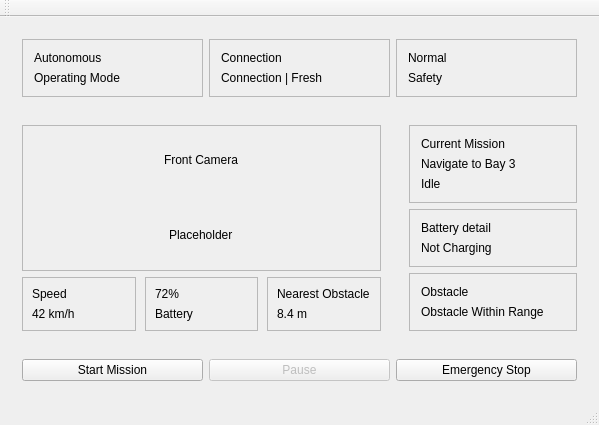
Qt form src/MainWindow.ui (rijacklin/VehicleStatusGUIDemo) before a commit.
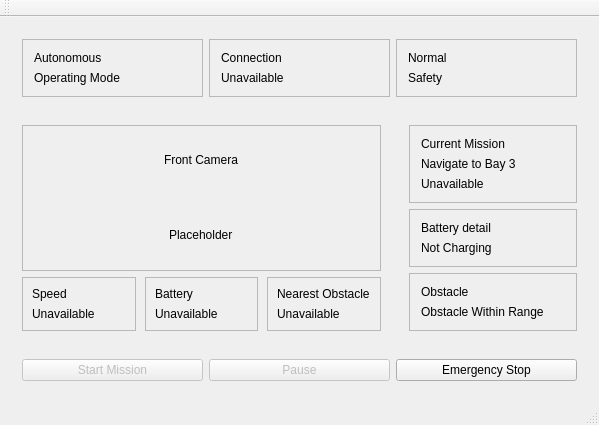
The same form after that commit.

Commit message: Add simulated telemetry and connection-aware mission controls.

Diff of the .ui file:
```diff
--- a/src/MainWindow.ui
+++ b/src/MainWindow.ui
@@ -63,7 +63,7 @@
           <item>
            <widget class="QLabel" name="connectionFrameValue">
             <property name="text">
-             <string>Connection | Fresh</string>
+             <string>Unavailable</string>
             </property>
            </widget>
           </item>
@@ -204,7 +204,7 @@
                 <item>
                  <widget class="QLabel" name="speedValueLabel">
                   <property name="text">
-                   <string>42 km/h</string>
+                   <string>Unavailable</string>
                   </property>
                  </widget>
                 </item>
@@ -233,19 +233,19 @@
                  <number>9</number>
                 </property>
                 <item>
-                 <widget class="QLabel" name="batteryValueLabel">
-                  <property name="text">
-                   <string>72%</string>
-                  </property>
-                 </widget>
-                </item>
-                <item>
-                 <widget class="QLabel" name="batteryHeaderLabel">
+                 <widget class="QLabel" name="batteryHeading">
                   <property name="text">
                    <string>Battery</string>
                   </property>
                  </widget>
                 </item>
+                <item>
+                 <widget class="QLabel" name="batteryValue">
+                  <property name="text">
+                   <string>Unavailable</string>
+                  </property>
+                 </widget>
+                </item>
                </layout>
               </widget>
              </item>
@@ -280,7 +280,7 @@
                 <item>
                  <widget class="QLabel" name="obstacleValueLabel">
                   <property name="text">
-                   <string>8.4 m</string>
+                   <string>Unavailable</string>
                   </property>
                  </widget>
                 </item>
@@ -322,7 +322,7 @@
              <item>
               <widget class="QLabel" name="missionFrameStatus">
                <property name="text">
-                <string>Idle</string>
+                <string>Unavailable</string>
                </property>
               </widget>
              </item>
@@ -392,6 +392,9 @@
       <layout class="QHBoxLayout" name="horizontalLayout_4">
        <item>
         <widget class="QPushButton" name="startButton">
+         <property name="enabled">
+          <bool>false</bool>
+         </property>
          <property name="text">
           <string>Start Mission</string>
          </property>
```
Left out of the diff: 10 changed lines with no effect on the pictures. The commit also changes 8 other files.
